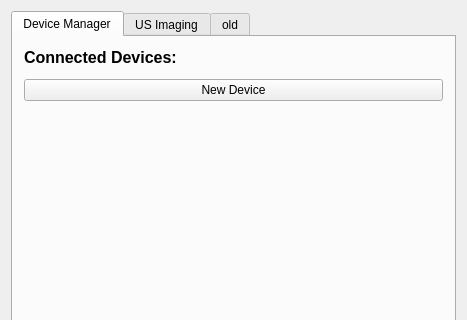
Above: Plugins/org.mitk.gui.qt.ultrasound/src/internal/UltrasoundSupportControls.ui from MITK/MITK before the change; both pictures show x 0 to 467 and y 0 to 320 of the 467 by 461 pixel window. Below: the same form after it.
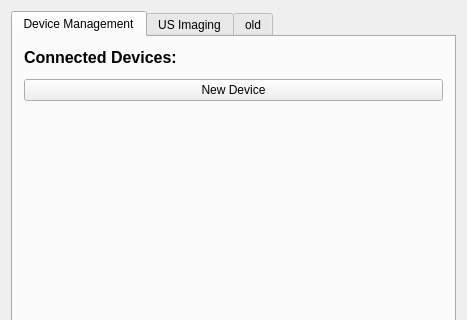
That is the form after the change. Custom widgets are drawn as their Qt base class.

Commit message: Overhauled activation and connection management in USDevice. Plugin now shows and hides it's fields according to current operation. Several minor tweaks and fixes.

```diff
--- a/Plugins/org.mitk.gui.qt.ultrasound/src/internal/UltrasoundSupportControls.ui
+++ b/Plugins/org.mitk.gui.qt.ultrasound/src/internal/UltrasoundSupportControls.ui
@@ -27,7 +27,7 @@
      </property>
      <widget class="QWidget" name="tab">
       <attribute name="title">
-       <string>Device Manager</string>
+       <string>Device Management</string>
       </attribute>
       <layout class="QVBoxLayout" name="verticalLayout_2">
        <item>
```
Left out of the diff: 2 changed lines with no effect on the pictures. The commit also changes 5 other files.
